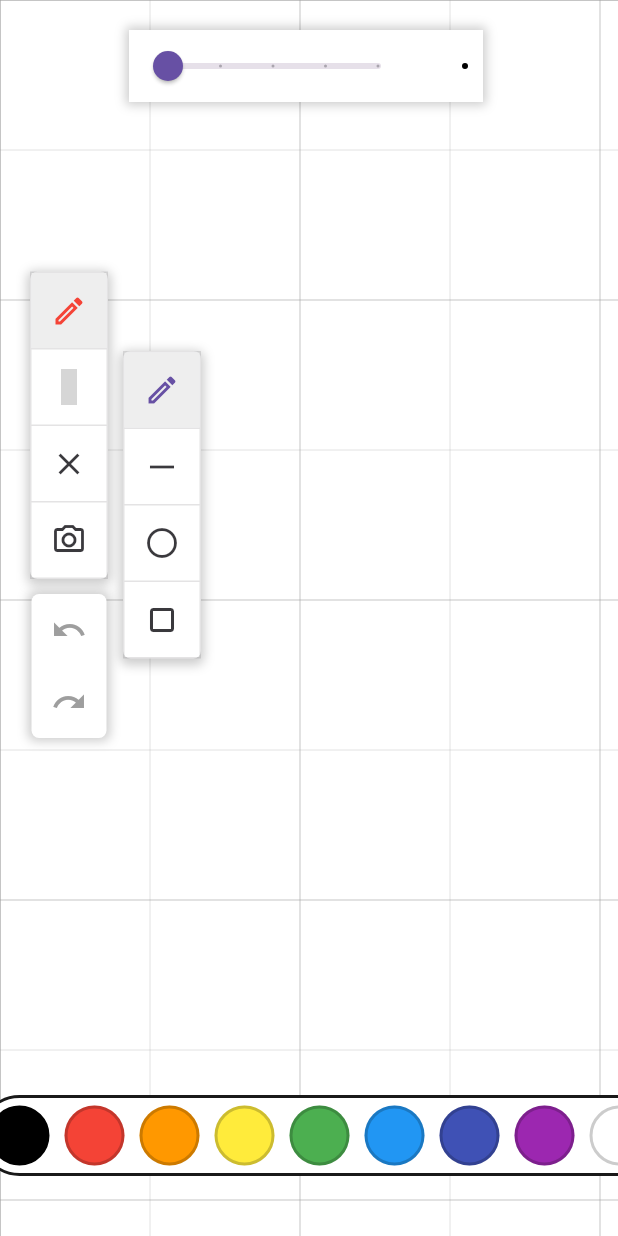
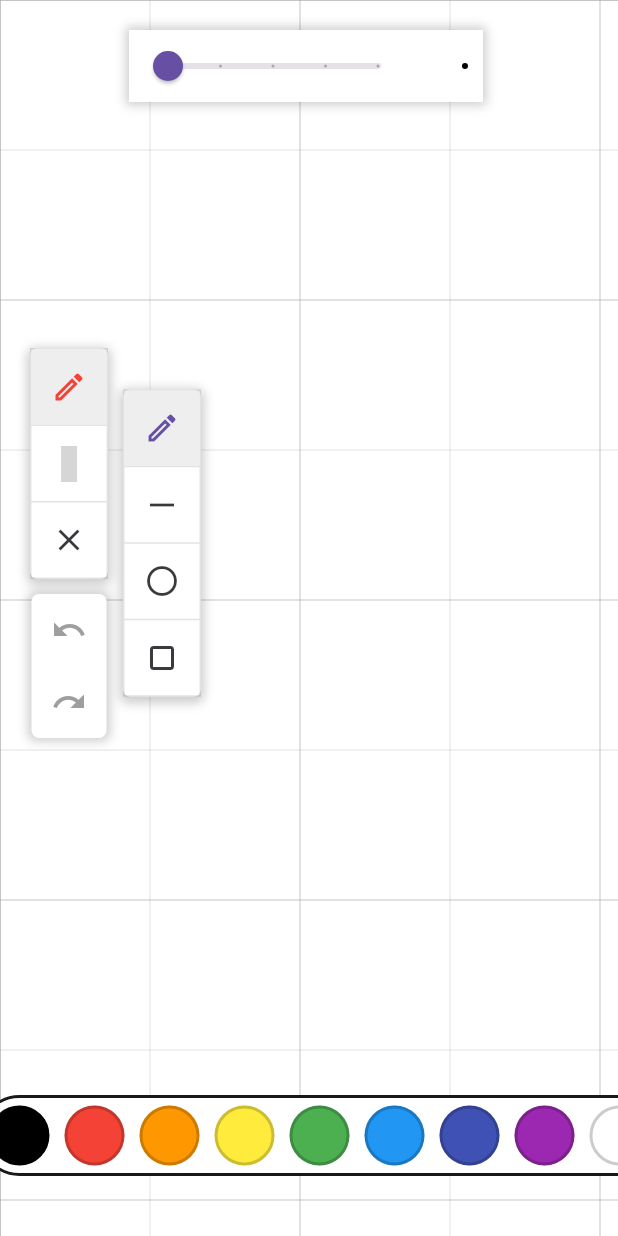
Before and after one commit to treboard/treboard, a Flutter app: the screen it shows after launch, after a tap on the "edit" icon, on a phone screen of 412 x 824 dp. Run offline on Flutter 3.47's test engine with Material 2 defaults, Android fonts, the phone set to English and light mode, and no system bars; our stand-ins replace flutter_riverpod; missing offline and left inert: carbon_icons, flutter_math_fork; grey boxes are pictures that could not be loaded.

Commit message:
emergency fix

```diff
--- a/lib/widgets/board_canvas.dart
+++ b/lib/widgets/board_canvas.dart
@@ -37,11 +37,12 @@ class _BoardCanvasState extends ConsumerState<BoardCanvas> {
         children: [
           buildAllSketches(context),
           buildCurrentPath(context),
-          RepaintBoundary(
+          /**RepaintBoundary(
             child: TextExtractor(
               boundary: canvasRenderObject,
             ),
           ),
+          */
         ],
       ),
     );
--- a/lib/widgets/extractor.dart
+++ b/lib/widgets/extractor.dart
@@ -84,7 +84,7 @@ class _TextExtractorState extends ConsumerState<TextExtractor> {
               child: ClipRect(
                 clipBehavior: Clip.hardEdge,
                 child: BackdropFilter(
-                  filter: ui.ImageFilter.erode(radiusX: 0.7, radiusY: 1.0),
+                  filter: ui.ImageFilter.blur(sigmaX: 5, sigmaY: 5),
                   child: Container(
                     color: Colors.red.withOpacity(0.1),
                   ),
--- a/lib/widgets/toolbar.dart
+++ b/lib/widgets/toolbar.dart
@@ -27,7 +27,7 @@ class _ToolbarState extends ConsumerState<Toolbar> {
     Tool(DrawMode.erase, const Icon(CarbonIcons.erase)),
     Tool(DrawMode.clear, const Icon(Icons.clear_outlined)),
     // tool for the text extractor for our AI model
-    Tool(DrawMode.extract, const Icon(Icons.camera_alt_outlined)),
+    // Tool(DrawMode.extract, const Icon(Icons.camera_alt_outlined)),
   ];
 
   List<Tool> shapeTools = [
```
Also changed, not shown: pubspec.lock.
